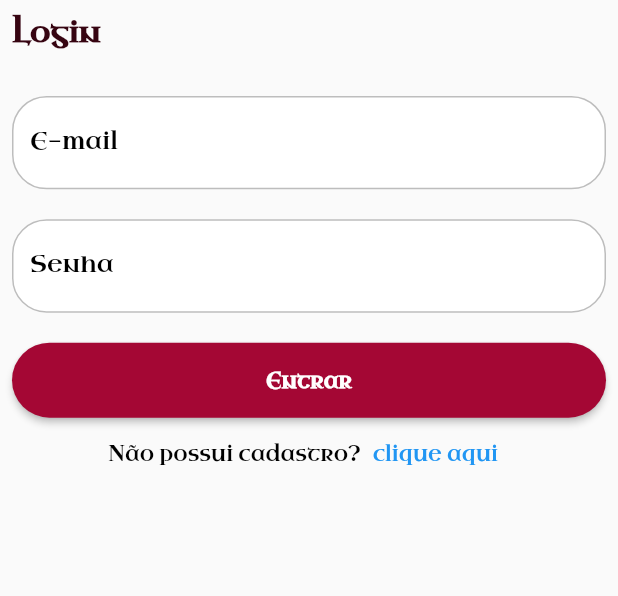
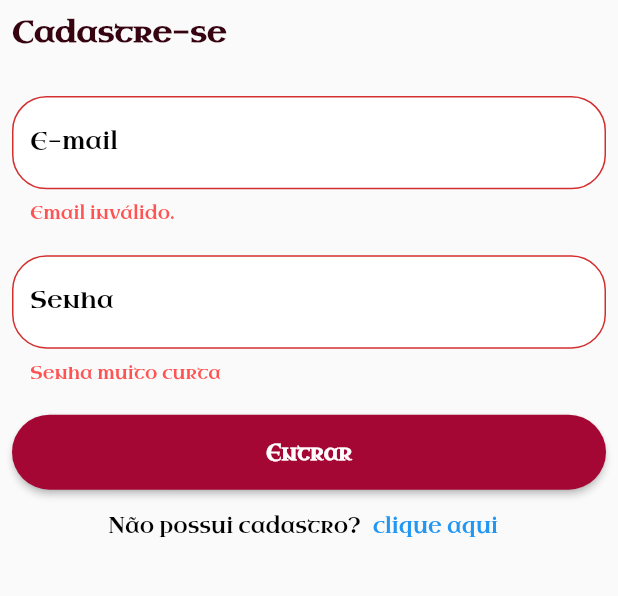
Before and after one commit to DamiaoCanndido/kingsbet_app, a Flutter app: the screen it shows after launch, after a tap on "Entrar", on a phone screen of 412 x 824 dp, the part 84-680 px from its top. Run offline on Flutter 3.47's test engine with Material 2 defaults, Android fonts, the phone set to English and light mode, and no system bars; our stand-ins replace get.

Commit message:
Login page

```diff
--- /dev/null
+++ b/lib/app/modules/signin/signin_binding.dart
@@ -0,0 +1,21 @@
+import 'package:get/get.dart';
+import 'package:kingsbet_app/app/modules/signin/signin_controller.dart';
+import '../../repositories/auth/auth_repository.dart';
+import '../../repositories/auth/auth_repository_impl.dart';
+
+class SigninBinding implements Bindings {
+  @override
+  void dependencies() {
+    Get.lazyPut<AuthRepository>(
+      () => AuthRepositoryImpl(
+        restClient: Get.find(),
+      ),
+    );
+
+    Get.lazyPut(
+      () => SigninController(
+        authRepository: Get.find(),
+      ),
+    );
+  }
+}
--- /dev/null
+++ b/lib/app/modules/signin/signin_controller.dart
@@ -0,0 +1,88 @@
+import 'dart:developer';
+import 'package:get/get.dart';
+import 'package:kingsbet_app/app/core/mixins/loader_mixin.dart';
+import 'package:kingsbet_app/app/core/mixins/messages_mixin.dart';
+import 'package:kingsbet_app/app/core/rest_client/rest_client.dart';
+import 'package:kingsbet_app/app/repositories/auth/auth_repository.dart';
+
+class SigninController extends GetxController with MessagesMixin, LoaderMixin {
+  final AuthRepository _authRepository;
+
+  final _loading = false.obs;
+  final _message = Rxn<MessageModel>();
+  final _password = "".obs;
+  final RxBool visiblePassword = false.obs;
+
+  SigninController({required AuthRepository authRepository})
+      : _authRepository = authRepository;
+
+  @override
+  void onInit() {
+    messageListener(_message);
+    loaderListener(_loading);
+    super.onInit();
+  }
+
+  void setVisiblePassword() => visiblePassword.value = !visiblePassword.value;
+
+  String? validateEmail(String? value) {
+    String v = value!.trim();
+    if (!RegExp(
+            r"^[a-zA-Z0-9.a-zA-Z0-9.!#$%&'*+-/=?^_`{|}~]+@[a-zA-Z0-9]+\.[a-zA-Z]+")
+        .hasMatch(v)) {
+      return "Email inválido.";
+    }
+    return null;
+  }
+
+  String? validatePassword(String? value) {
+    String v = value!.trim();
+    _password(v);
+    if (v.length < 6 || v.isEmpty) {
+      return "Senha muito curta";
+    }
+    return null;
+  }
+
+  Future<void> signIn({
+    required String email,
+    required String pw,
+  }) async {
+    try {
+      _loading.toggle();
+      await _authRepository.signin(email, pw);
+      _loading.toggle();
+      // TODO: voltar no login
+
+      _message(
+        MessageModel(
+          title: "Sucesso",
+          message: "Bem-Vindo",
+          type: MessageType.info,
+        ),
+      );
+    } on RestClientException catch (e, s) {
+      _loading.toggle();
+      log("Credenciais inválidas", error: e, stackTrace: s);
+
+      _message(
+        MessageModel(
+          title: "Erro",
+          message: e.message,
+          type: MessageType.error,
+        ),
+      );
+    } catch (e, s) {
+      _loading.toggle();
+      log("Credenciais inválidas", error: e, stackTrace: s);
+
+      _message(
+        MessageModel(
+          title: "Erro",
+          message: "Credenciais inválidas",
+          type: MessageType.error,
+        ),
+      );
+    }
+  }
+}
--- a/lib/app/modules/signin/signin_page.dart
+++ b/lib/app/modules/signin/signin_page.dart
@@ -3,9 +3,23 @@ import 'package:get/get.dart';
 import 'package:kingsbet_app/app/core/ui/widgets/kingsbet_appbar.dart';
 import 'package:kingsbet_app/app/core/ui/widgets/kingsbet_button.dart';
 import 'package:kingsbet_app/app/core/ui/widgets/kingsbet_textformfield.dart';
+import 'package:kingsbet_app/app/modules/signin/signin_controller.dart';
+import '../../core/ui/widgets/kingsbet_hidden_pw_button.dart';
 
-class SigninPage extends StatelessWidget {
+class SigninPage extends StatefulWidget {
   const SigninPage({super.key});
+
+  @override
+  State<SigninPage> createState() => _SigninPageState();
+}
+
+class _SigninPageState extends State<SigninPage> {
+  final controller = Get.find<SigninController>();
+
+  final _formKey = GlobalKey<FormState>();
+
+  final _emailEC = TextEditingController();
+  final _passwordEC = TextEditingController();
 
   @override
   Widget build(BuildContext context) {
@@ -16,13 +30,15 @@ class SigninPage extends StatelessWidget {
       ),
       body: SingleChildScrollView(
         physics: const BouncingScrollPhysics(),
+        child: Form(
+          key: _formKey,
           child: Padding(
             padding: const EdgeInsets.all(8),
             child: Column(
               crossAxisAlignment: CrossAxisAlignment.start,
               children: [
                 Text(
-                'Login',
+                  'Cadastre-se',
                   style: context.textTheme.headline6?.copyWith(
                     fontWeight: FontWeight.bold,
                     color: context.theme.primaryColorDark,
@@ -31,13 +47,17 @@ class SigninPage extends StatelessWidget {
                 const SizedBox(
                   height: 30,
                 ),
-              const KingsbetTextFormField(
+                KingsbetTextFormField(
                   label: "E-mail",
+                  controller: _emailEC,
+                  validator: (value) {
+                    return controller.validateEmail(value);
+                  },
                   textAlign: TextAlign.start,
                   keyboardType: TextInputType.emailAddress,
                   obscureText: false,
                   enabled: true,
-                prefix: Padding(
+                  prefix: const Padding(
                     padding: EdgeInsets.only(right: 8),
                     child: Icon(
                       Icons.account_circle,
@@ -48,17 +68,30 @@ class SigninPage extends StatelessWidget {
                 const SizedBox(
                   height: 20,
                 ),
-              const KingsbetTextFormField(
+                Obx(
+                  () => KingsbetTextFormField(
                     label: "Senha",
+                    controller: _passwordEC,
+                    validator: (value) {
+                      return controller.validatePassword(value);
+                    },
                     textAlign: TextAlign.start,
-                keyboardType: TextInputType.visiblePassword,
-                obscureText: false,
+                    keyboardType: TextInputType.text,
+                    obscureText: !controller.visiblePassword.value,
                     enabled: true,
-                prefix: Padding(
+                    prefix: const Padding(
                       padding: EdgeInsets.only(right: 8),
                       child: Icon(
                         Icons.lock,
                         size: 25,
+                      ),
+                    ),
+                    suffix: KingsbetHiddenPWButton(
+                      iconData: controller.visiblePassword.value
+                          ? Icons.visibility_off
+                          : Icons.visibility,
+                      radius: 32,
+                      onTap: controller.setVisiblePassword,
                     ),
                   ),
                 ),
@@ -67,7 +100,15 @@ class SigninPage extends StatelessWidget {
                 ),
                 KingsbetButton(
                   label: "Entrar",
-                onPressed: () {},
+                  onPressed: () {
+                    final formState = _formKey.currentState!.validate();
+                    if (formState) {
+                      controller.signIn(
+                        email: _emailEC.text,
+                        pw: _passwordEC.text,
+                      );
+                    }
+                  },
                   width: double.infinity,
                 ),
                 Row(
@@ -93,6 +134,14 @@ class SigninPage extends StatelessWidget {
             ),
           ),
         ),
+      ),
     );
   }
+
+  @override
+  void dispose() {
+    super.dispose();
+    _emailEC.dispose();
+    _passwordEC.dispose();
   }
+}
--- a/lib/app/routes/auth_routers.dart
+++ b/lib/app/routes/auth_routers.dart
@@ -1,4 +1,5 @@
 import 'package:get/get.dart';
+import 'package:kingsbet_app/app/modules/signin/signin_binding.dart';
 import '../modules/signin/signin_page.dart';
 import '../modules/signup/signup_binding.dart';
 import '../modules/signup/signup_page.dart';
@@ -15,6 +16,7 @@ class AuthRouters {
     GetPage(
       name: '/auth/signin',
       page: () => const SigninPage(),
+      binding: SigninBinding(),
     )
   ];
 }
```
Also changed, not shown: lib/app/models/user_model.dart (+13 -8 lines). Lines whose indentation alone changed are shown as unchanged.
